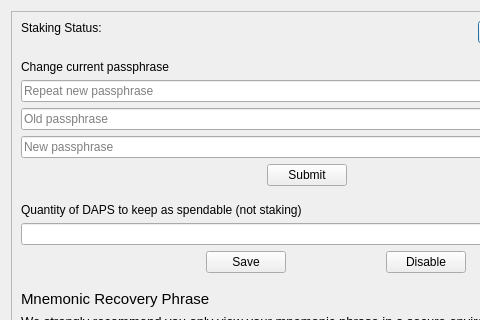
Old version of the form src/qt/forms/optionspage.ui in the repository pedrorv0106/DAPS; both pictures show x 0 to 480 and y 0 to 320 of the 1042 by 670 pixel window.
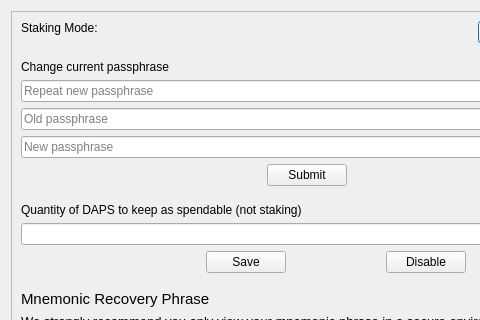
New version of the form. Custom widgets are drawn as their Qt base class.

Commit message: Rename Staking Status to Staking Mode on Settings page (#858)

```diff
--- a/src/qt/forms/optionspage.ui
+++ b/src/qt/forms/optionspage.ui
@@ -54,7 +54,7 @@
               </sizepolicy>
              </property>
              <property name="text">
-              <string>Staking Status:</string>
+              <string>Staking Mode:</string>
              </property>
             </widget>
            </item>
```
